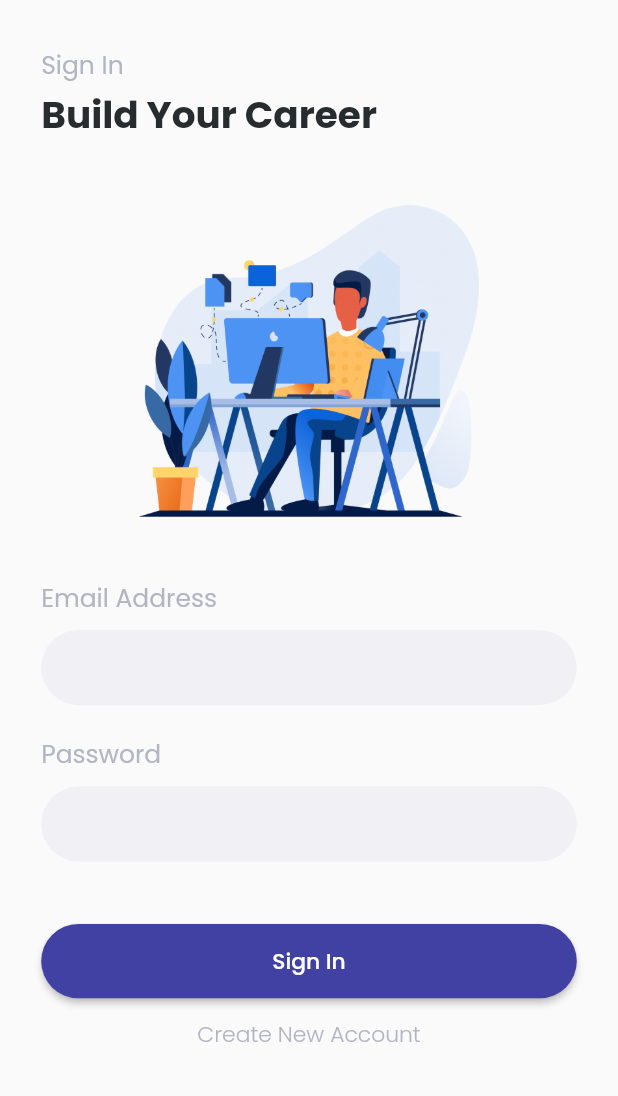
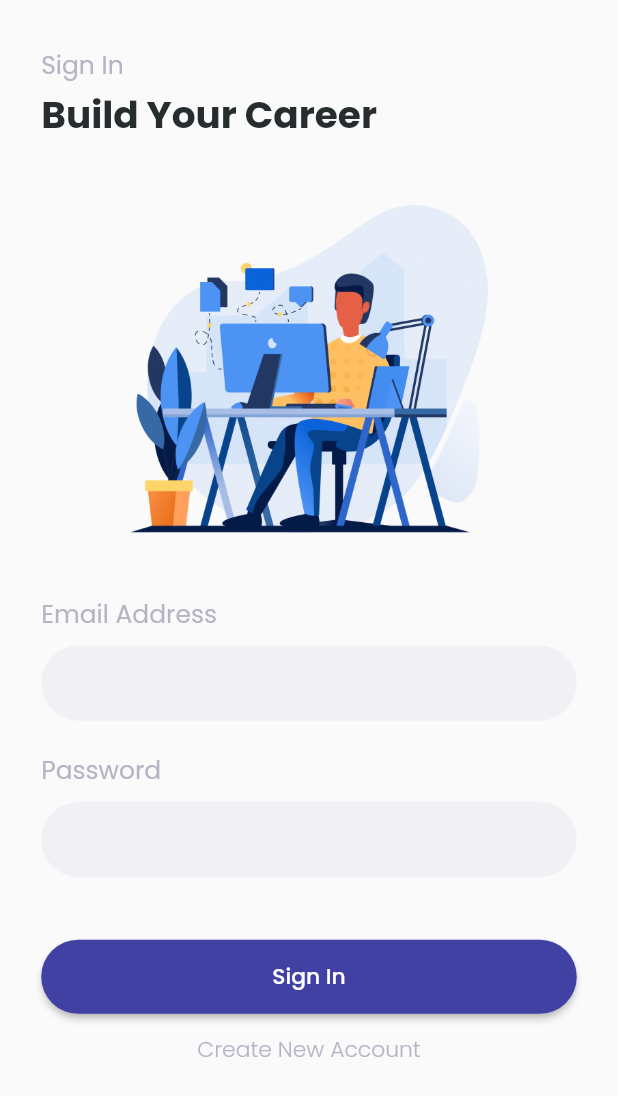
Before and after one commit to Dzaky02/future_jobs, a Flutter app: the screen it shows after launch, after a tap on "Sign In", on a phone screen of 412 x 824 dp. Shown: the top 1096 px of the screen. Run offline on Flutter 3.47's test engine with Material 2 defaults, Android fonts, the phone set to English and light mode, and no system bars; our stand-ins replace email_validator, google_fonts; accounts and stored records are empty.

Commit message:
Sign In Page Responsive.

```diff
--- a/lib/pages/sign_in_page.dart
+++ b/lib/pages/sign_in_page.dart
@@ -63,7 +63,7 @@ class _SignInPageState extends State<SignInPage> {
       return Center(
         child: Image.asset(
           'assets/image_sign_in.png',
-          height: SizeConfig.scaleHeight(200),
+          height: SizeConfig.scaleHeight(210),
         ),
       );
     }
@@ -234,6 +234,8 @@ class _SignInPageState extends State<SignInPage> {
     return Scaffold(
       body: SafeArea(
         child: ListView(
+          shrinkWrap: true,
+          physics: NeverScrollableScrollPhysics(),
           padding: EdgeInsets.symmetric(
             vertical: SizeConfig.scaleHeight(30),
             horizontal: SizeConfig.scaleWidth(24),
```
